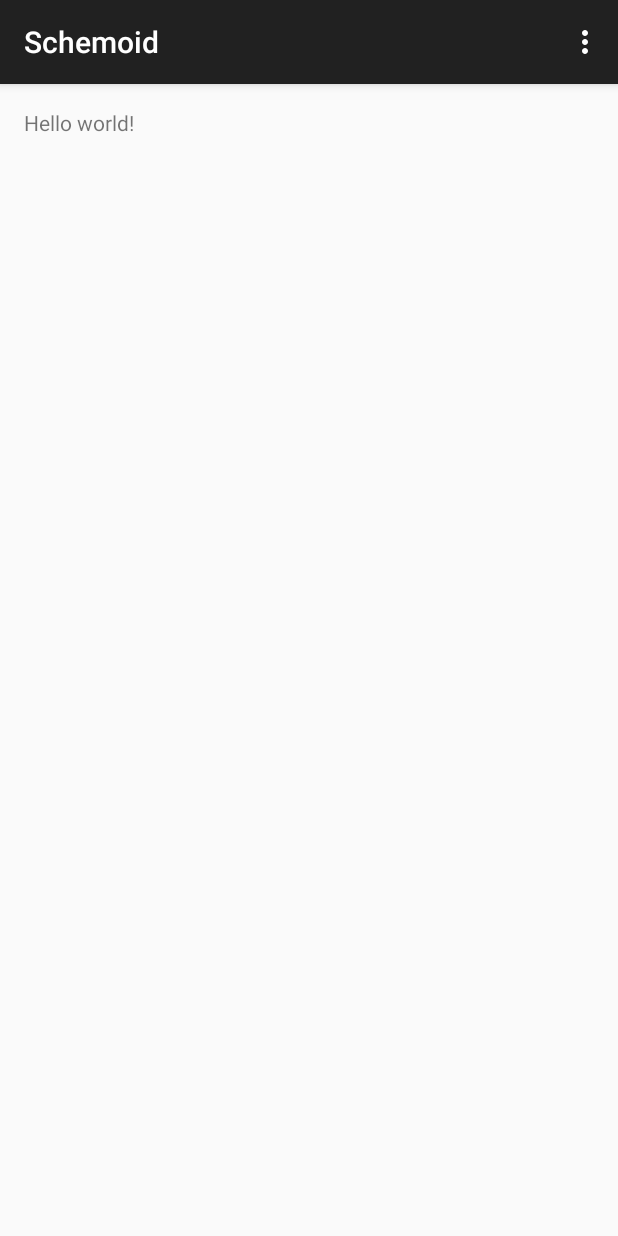
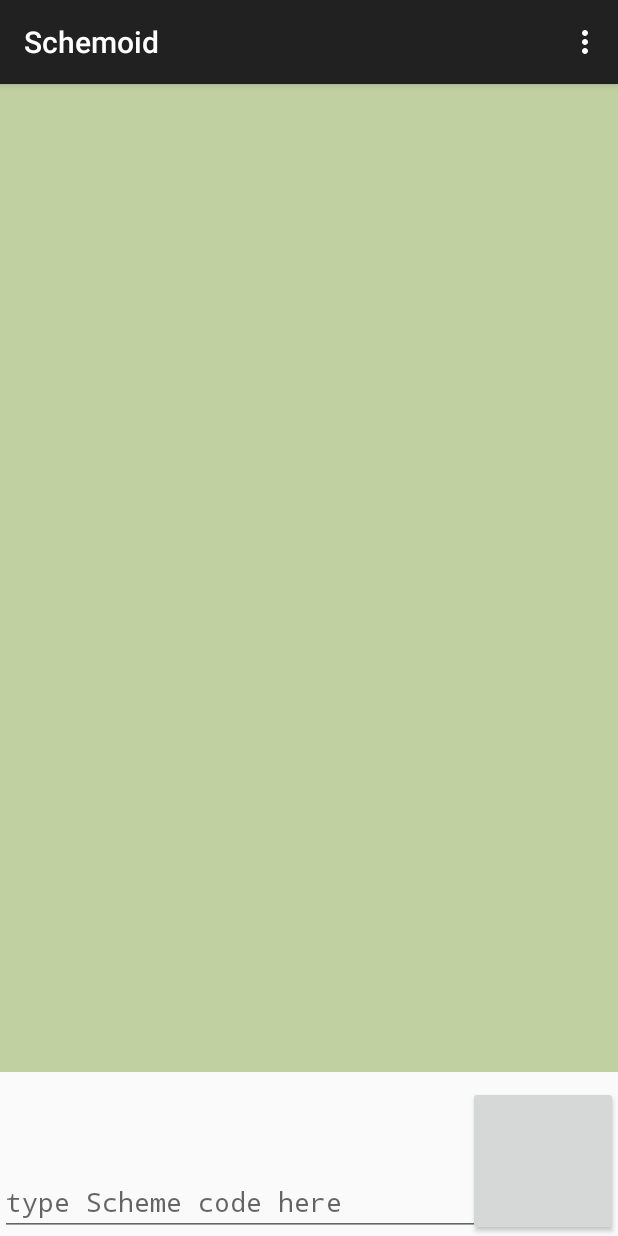
Before and after one commit to magicgoose/schemoid, an Android app: the screen it shows after launch (MainActivity), on a phone screen of 412 x 824 dp. Run offline under Robolectric (Android 15) with nearby library versions, the phone set to English and light mode, and no system bars.

Commit message:
rough ui draft

```diff
--- a/app/build.gradle
+++ b/app/build.gradle
@@ -22,4 +22,5 @@ android {
 dependencies {
     compile fileTree(dir: 'libs', include: ['*.jar'])
     compile 'com.android.support:appcompat-v7:23.0.0'
+    compile 'com.android.support:recyclerview-v7:23.0.0'
 }
--- a/app/src/main/res/layout/activity_main.xml
+++ b/app/src/main/res/layout/activity_main.xml
@@ -1,16 +1,32 @@
-<RelativeLayout xmlns:android="http://schemas.android.com/apk/res/android"
-                xmlns:tools="http://schemas.android.com/tools"
-                android:layout_width="match_parent"
-                android:layout_height="match_parent"
-                android:paddingLeft="@dimen/activity_horizontal_margin"
-                android:paddingRight="@dimen/activity_horizontal_margin"
-                android:paddingTop="@dimen/activity_vertical_margin"
-                android:paddingBottom="@dimen/activity_vertical_margin"
-                tools:context=".MainActivity">
+<FrameLayout xmlns:android="http://schemas.android.com/apk/res/android"
+             xmlns:tools="http://schemas.android.com/tools"
+             android:layout_height="match_parent"
+             android:layout_width="match_parent">
 
-    <TextView
-        android:text="@string/hello_world"
-        android:layout_width="wrap_content"
-        android:layout_height="wrap_content"/>
+    <LinearLayout
+        android:layout_width="match_parent"
+        android:layout_height="match_parent"
+        android:orientation="vertical"
+        tools:context=".MainActivity">
 
-</RelativeLayout>
+        <android.support.v7.widget.RecyclerView
+            android:layout_width="match_parent"
+            android:layout_height="0dp"
+            android:layout_weight="1"
+            style="@style/ExecutionLog"
+            />
+
+        <EditText
+            style="@style/CodeInput"
+            android:id="@+id/code_input"
+            />
+
+    </LinearLayout>
+
+    <Button
+        android:layout_width="100dp"
+        android:layout_height="100dp"
+        android:layout_gravity="bottom|right"
+        />
+
+</FrameLayout>
--- /dev/null
+++ b/app/src/main/res/values/colors.xml
@@ -0,0 +1,5 @@
+<?xml version="1.0" encoding="utf-8"?>
+<resources>
+    <color name="execution_log_background">#c0d0a1</color>
+
+</resources>
--- a/app/src/main/res/values/styles.xml
+++ b/app/src/main/res/values/styles.xml
@@ -5,4 +5,21 @@
         <!-- Customize your theme here. -->
     </style>
 
+    <style name="CodeInput">
+        <item name="android:layout_width">match_parent</item>
+        <item name="android:layout_height">wrap_content</item>
+        <item name="android:maxLines">10</item>
+        <item name="android:minLines">4</item>
+        <item name="android:gravity">bottom</item>
+        <item name="android:typeface">monospace</item>
+        <item name="android:inputType">textMultiLine|textNoSuggestions</item>
+        <item name="android:hint">@string/code_input_hint</item>
+    </style>
+
+    <style name="ExecutionLog">
+        <item name="android:background">@color/execution_log_background</item>
+    </style>
+
+    <string name="code_input_hint">type Scheme code here</string>
+
 </resources>
```
